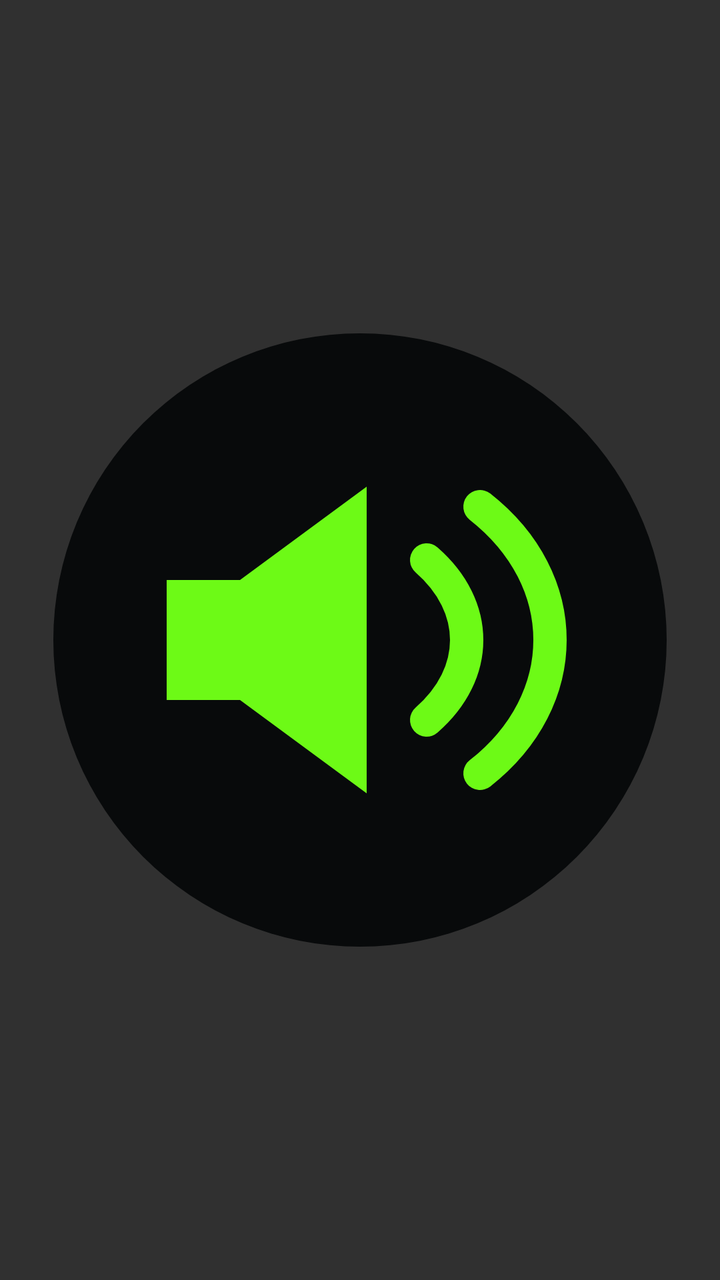
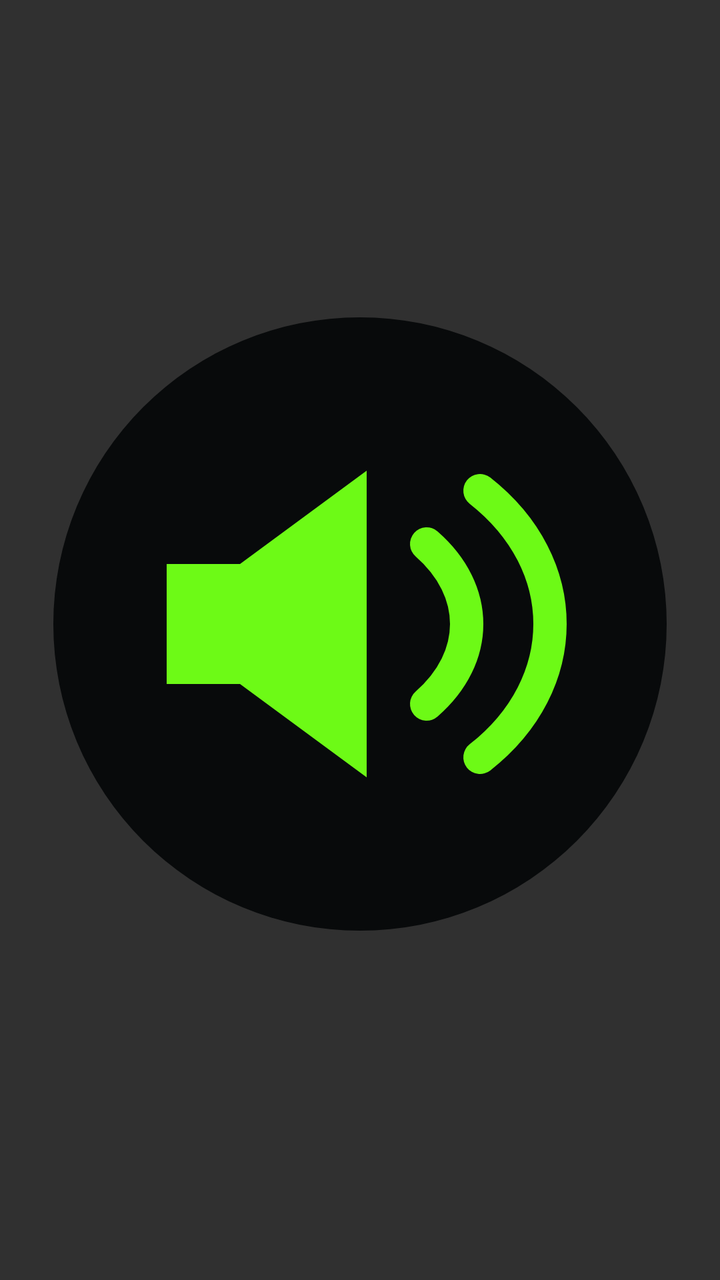

Screens rendered from an Android XML layout before and after an edit, with the pre-edit source and the edit as a unified diff.
<!-- AndroidManifest.xml: application theme Theme.Tilezz -->
<!-- res/layout/mode_widget.xml -->
<?xml version="1.0" encoding="utf-8"?>
<FrameLayout xmlns:android="http://schemas.android.com/apk/res/android"
    android:layout_width="match_parent"
    android:layout_height="match_parent">
    <ImageView
        android:id="@+id/mode_widget_icon"
        android:layout_width="match_parent"
        android:layout_height="match_parent"
        android:contentDescription="@string/state_sound"
        android:scaleType="fitCenter"
        android:src="@drawable/ic_mode_sound" />
</FrameLayout>
<!-- resources referenced by this layout -->
<resources>
  <!-- drawable ic_mode_sound (drawable) -->
  <?xml version="1.0" encoding="utf-8"?>
  <vector xmlns:android="http://schemas.android.com/apk/res/android"
      android:width="108dp" android:height="108dp"
      android:viewportWidth="108" android:viewportHeight="108">
      <path android:fillColor="#080A0B" android:pathData="M54,8 A46,46 0,1 1,54 100 A46,46 0,1 1,54 8" />
      <path android:fillColor="#6DFA16" android:pathData="M25,45 L36,45 L55,31 L55,77 L36,63 L25,63 Z" />
      <path android:fillColor="@android:color/transparent" android:strokeColor="#6DFA16"
          android:strokeWidth="5" android:strokeLineCap="round"
          android:pathData="M64,42 C72,49 72,59 64,66" />
      <path android:fillColor="@android:color/transparent" android:strokeColor="#6DFA16"
          android:strokeWidth="5" android:strokeLineCap="round"
          android:pathData="M72,34 C86,45 86,63 72,74" />
  </vector>
  <string name="state_sound">Sound</string>
  <style name="Theme.Tilezz" parent="android:style/Theme.Material.NoActionBar">
          <item name="android:fontFamily">sans</item>
          <item name="android:colorAccent">#8EA2FF</item>
          <item name="android:navigationBarColor">#090B12</item>
          <item name="android:statusBarColor">#090B12</item>
          <item name="android:windowLightStatusBar">false</item>
          <item name="android:windowLightNavigationBar">false</item>
      </style>
</resources>

<!-- the commit's change to res/layout/mode_widget.xml (unified diff, before → after) -->
@@ -7,6 +7,7 @@
         android:layout_width="match_parent"
         android:layout_height="match_parent"
         android:contentDescription="@string/state_sound"
+        android:paddingBottom="16dp"
         android:scaleType="fitCenter"
         android:src="@drawable/ic_mode_sound" />
 </FrameLayout>
